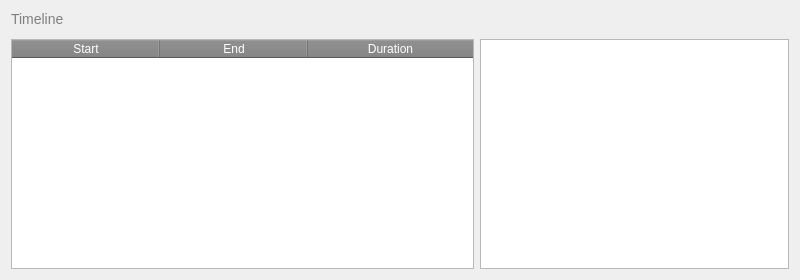
Before: the Qt Designer form ui/design/qtcreator/block-panel.ui in esaSPICEservice/ess-plugin, drawn with Qt 5.
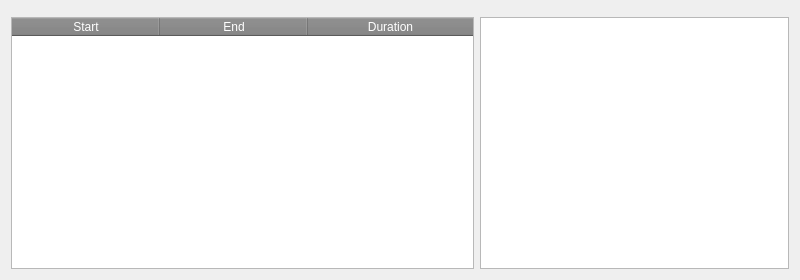
After: the same form once the commit is applied.

Commit message: Block timeline

Diff of the .ui file:
```diff
--- a/ui/design/qtcreator/block-panel.ui
+++ b/ui/design/qtcreator/block-panel.ui
@@ -64,13 +64,6 @@
 }</string>
   </property>
   <layout class="QVBoxLayout" name="verticalLayout">
-   <item>
-    <widget class="QLabel" name="label">
-     <property name="text">
-      <string>Timeline</string>
-     </property>
-    </widget>
-   </item>
    <item>
     <widget class="QWidget" name="timelineWidget" native="true"/>
    </item>
```
The commit also changes 3 other files.
